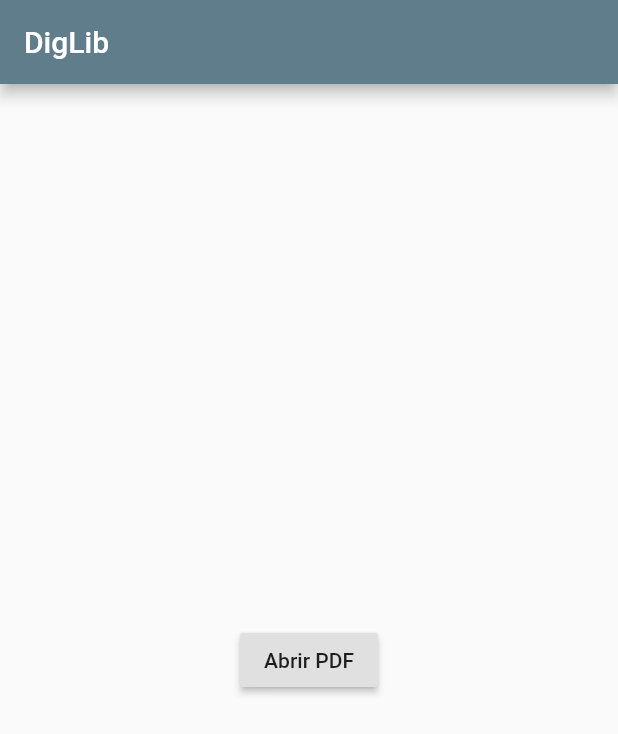
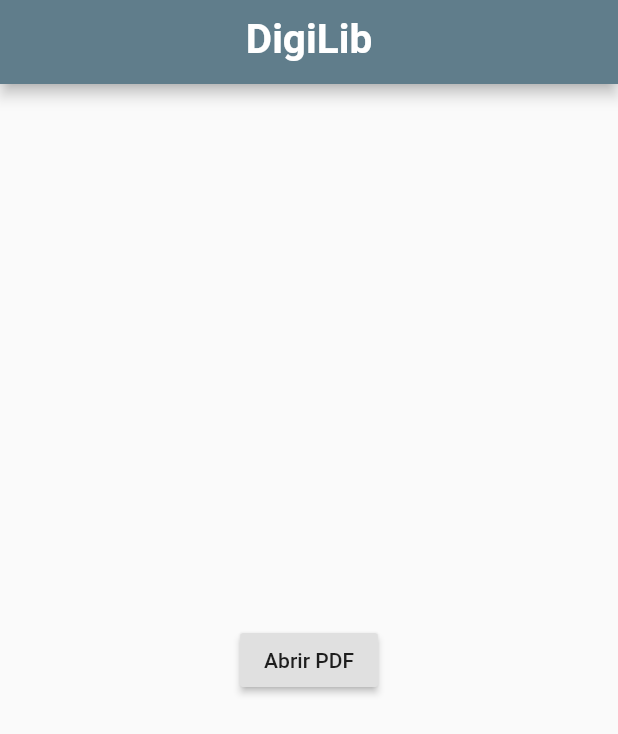
Before and after one commit to CaioMarini/DigiLib, a Flutter app: the MyHomePage screen opened directly, on a phone screen of 412 x 824 dp. Shown: the top 734 px of the screen. Run offline on Flutter 3.47's test engine with Material 2 defaults, Android fonts, the phone set to English and light mode, and no system bars; our stand-ins replace rflutter_alert; missing offline and left inert: flutter_full_pdf_viewer.

Commit message:
Alteração Tela leitura livro

```diff
--- a/lib/Telas/telaLeituraLivro.dart
+++ b/lib/Telas/telaLeituraLivro.dart
@@ -49,9 +49,19 @@ class _MyHomePageState extends State<MyHomePage> {
   @override
   Widget build(BuildContext context) {
     return Scaffold(
-      appBar: AppBar(
-        title: Text("DigLib"),
-      ),
+       appBar: AppBar(
+          backgroundColor: Colors.blueGrey,
+          centerTitle: true,
+          title: Text(
+            "DigiLib",
+            style: TextStyle(
+                color: Colors.white,
+                height: 1,
+                fontSize: 27,
+                fontWeight: FontWeight.bold),
+          ),
+
+        ),
       body: Center(
         child: Column(
           mainAxisAlignment: MainAxisAlignment.center,
@@ -84,9 +94,20 @@ class FullPdfViewerScreen extends StatelessWidget {
   @override
   Widget build(BuildContext context) {
     return PDFViewerScaffold(
-        appBar: AppBar(
-          title: Text("DigLib"),
+       /* appBar: AppBar(
+          backgroundColor: Colors.blueGrey,
+          centerTitle: true,
+          title: Text(
+            "DigiLib",
+            style: TextStyle(
+                color: Colors.white,
+                height: 1,
+                fontSize: 27,
+                fontWeight: FontWeight.bold),
+          ),
+
         ),
+        */
         path: pdfPath);
   }
 }
--- a/lib/Telas/telaLivro.dart
+++ b/lib/Telas/telaLivro.dart
@@ -43,6 +43,7 @@ class TelaLivro extends StatelessWidget {
                         child: Container(
                           height: MediaQuery.of(context).size.height / 2.3,
                           width: MediaQuery.of(context).size.width / 2.3,
+
                           child: Image.asset("assets/imagens/livro2.jpg"),
                         ),
                       ),
@@ -116,6 +117,7 @@ class TelaLivro extends StatelessWidget {
                   ),
                   onPressed: () {
                     Navigator.pushNamed(context, "/telaLeitura");
+
                   },
                 ),
               ],
```
